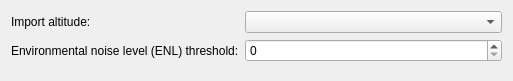
Old version of the form src/Plugin/src/Import/IgcImport/src/IgcImportOptionWidget.ui in the repository till213/SkyDolly.
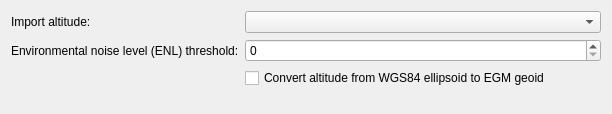
New version of the form.

Commit message: Feature geoid (#34)

Diff of the .ui file:
```diff
--- a/src/Plugin/src/Import/IgcImport/src/IgcImportOptionWidget.ui
+++ b/src/Plugin/src/Import/IgcImport/src/IgcImportOptionWidget.ui
@@ -6,8 +6,8 @@
    <rect>
     <x>0</x>
     <y>0</y>
-    <width>513</width>
-    <height>81</height>
+    <width>612</width>
+    <height>114</height>
    </rect>
   </property>
   <layout class="QFormLayout" name="formLayout">
@@ -51,6 +51,13 @@
      </property>
     </widget>
    </item>
+   <item row="3" column="1">
+    <widget class="QCheckBox" name="convertAltitudeCheckBox">
+     <property name="text">
+      <string>Convert altitude from WGS84 ellipsoid to EGM geoid</string>
+     </property>
+    </widget>
+   </item>
   </layout>
  </widget>
  <resources/>
```
Left out of the diff: 3 changed lines with no effect on the pictures. The commit also changes 82 other files.
